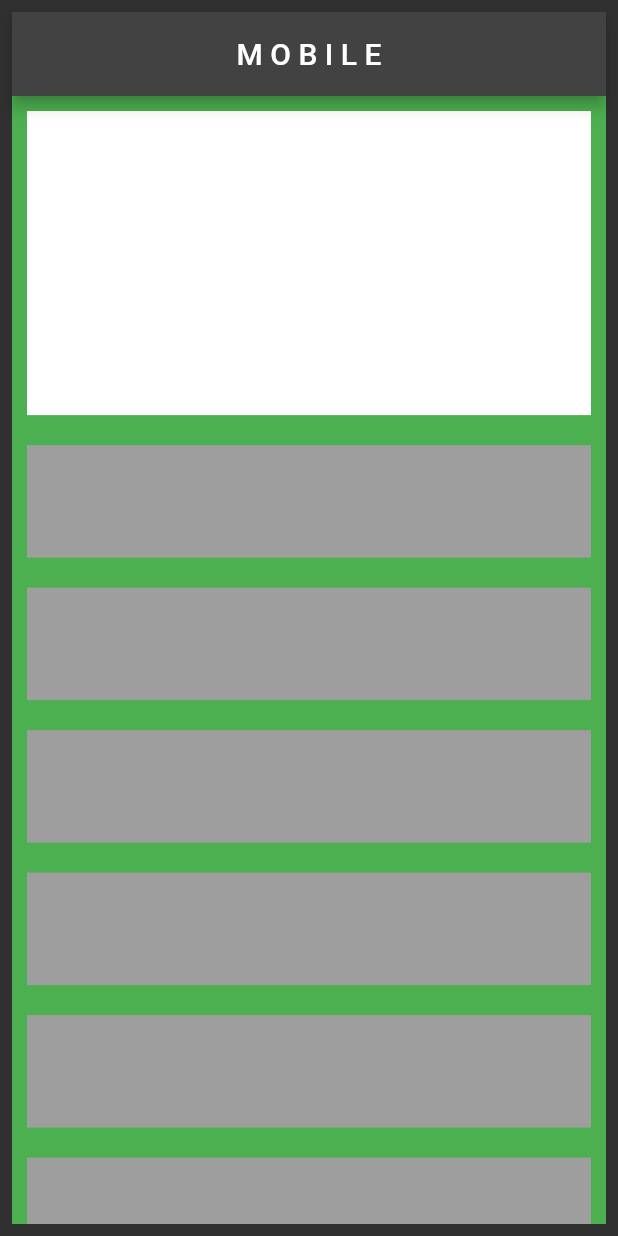
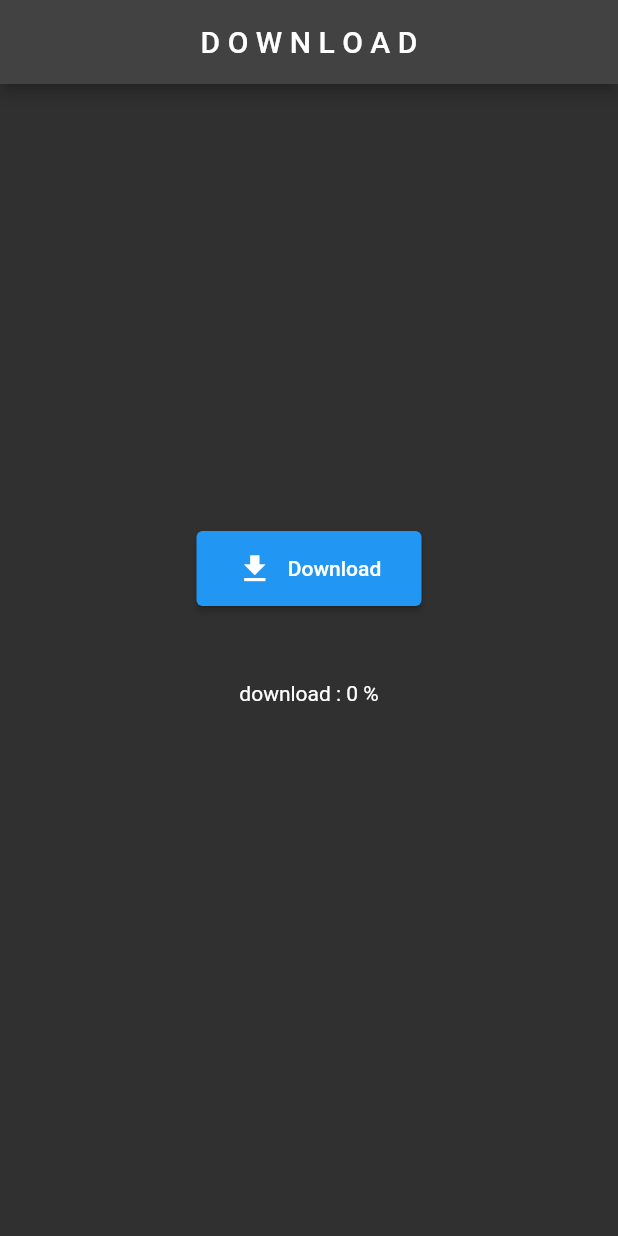
Before and after one commit to SAIKUMAR3107/flutter_widgets_practice, a Flutter app: the screen it shows after launch, on a phone screen of 412 x 824 dp. Run offline on Flutter 3.47's test engine with Material 2 defaults, Android fonts, the phone set to English and light mode, and no system bars; our stand-ins replace dio, font_awesome_flutter, google_nav_bar.

Commit message:
download progress code is added

```diff
--- /dev/null
+++ b/lib/download_progress.dart
@@ -0,0 +1,82 @@
+import 'dart:io';
+
+import 'package:dio/dio.dart';
+import 'package:flutter/material.dart';
+import 'package:http/http.dart' as http;
+import 'package:path_provider/path_provider.dart';
+
+class DownloadProgress extends StatefulWidget {
+  const DownloadProgress({super.key});
+
+  @override
+  State<DownloadProgress> createState() => _DownloadProgressState();
+}
+
+class _DownloadProgressState extends State<DownloadProgress> {
+  var downloadPercent = "0";
+  double percent = 0;
+
+  /*void download(String original) async {
+    var time = DateTime.now().microsecondsSinceEpoch;
+    var path = "/storage/emulated/0/Download/image-$time.jpg";
+    var file = File(path);
+    var res = await http.Client().get(Uri.parse(original));
+    file.writeAsBytes(res.bodyBytes);
+  }*/
+
+  void download() async{
+    var time = DateTime.now().microsecondsSinceEpoch;
+    var path = "/storage/emulated/0/Download/image-$time.jpg";
+    Dio().download("https://images.unsplash.com/photo-1509043759401-136742328bb3?ixlib=rb-4.0.3", path,onReceiveProgress: (actualBytes,totalBytes){
+      var percentage = actualBytes/totalBytes *100;
+      percent = percentage/100;
+      setState(() {
+        downloadPercent = percentage.floor().toString();
+      });
+    });
+  }
+
+  @override
+  void initState() {
+    super.initState();
+  }
+
+  @override
+  Widget build(BuildContext context) {
+    return Scaffold(
+      appBar: AppBar(title: Text("D O W N L O A D"),centerTitle: true,),
+      body:Container(
+        height: double.infinity,
+        width: double.infinity,
+        padding: EdgeInsets.all(10),
+        child: Column(
+          mainAxisAlignment: MainAxisAlignment.center,
+          children: [
+            SizedBox(
+              height: 50,
+              width: 150,
+              child: ElevatedButton(onPressed: () {
+                download();
+              }, child: Row(
+                mainAxisAlignment: MainAxisAlignment.center,
+                children: [
+                  Icon(Icons.download),
+                  SizedBox(width: 10,),
+                  Text("Download")
+                ],
+              ),),
+            ),
+            SizedBox(height: 50,),
+            Text("download : $downloadPercent %" ),
+            SizedBox(height: 20,),
+            /*LinearProgressIndicator(value: percent,
+            )*/
+            CircularProgressIndicator(value: percent,)
+
+          ],
+        ),
+      ),
+
+    );
+  }
+}
--- a/lib/main.dart
+++ b/lib/main.dart
@@ -2,6 +2,7 @@ import 'package:flutter/material.dart';
 import 'package:practice_app/all_products.dart';
 import 'package:practice_app/bottom_navigation.dart';
 import 'package:practice_app/counter.dart';
+import 'package:practice_app/download_progress.dart';
 import 'package:practice_app/google_bottom_navigation.dart';
 import 'package:practice_app/grid_screen.dart';
 import 'package:practice_app/loginScreen.dart';
@@ -39,7 +40,7 @@ class MyApp extends StatelessWidget {
                     fontSize: 30,
                     fontFamily: "Lobster"),
                 titleMedium: TextStyle(fontSize: 20, fontFamily: "Lobster"))*/),
-        home: ResponsiveScreen() /*Scaffold(
+        home: DownloadProgress() /*Scaffold(
         backgroundColor: Colors.black,
         appBar: AppBar(
           title: Center(child: Text("My Practice App")),
--- a/pubspec.yaml
+++ b/pubspec.yaml
@@ -33,6 +33,8 @@ dependencies:
   url_launcher:
   google_nav_bar: ^5.0.6
   http: ^1.1.0
+  dio:
+  path_provider:
 
 
   # The following adds the Cupertino Icons font to your application.
```
Also changed, not shown: lib/checkox.dart (added, +22 -0 lines), pubspec.lock, 1 other file.
